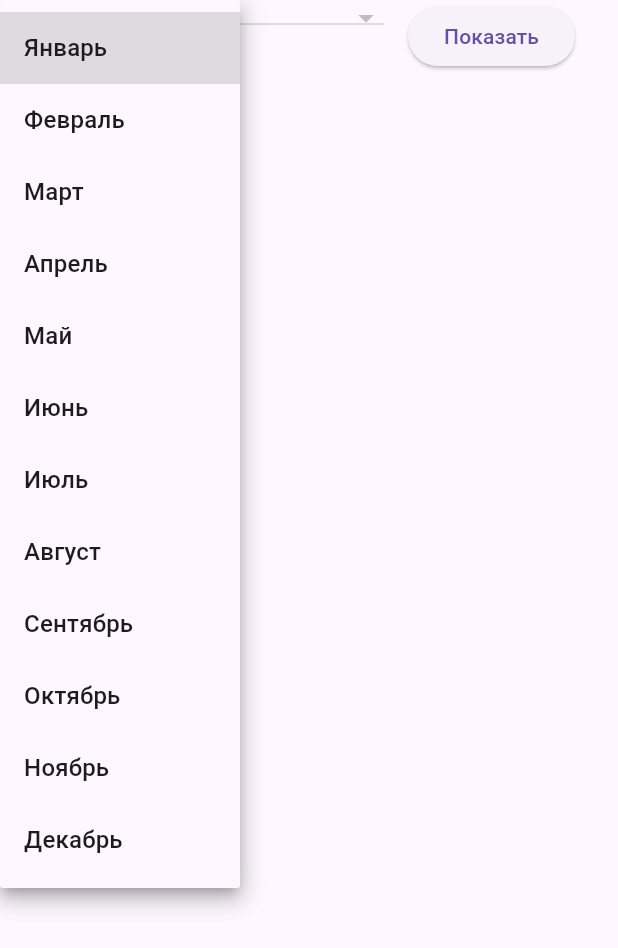
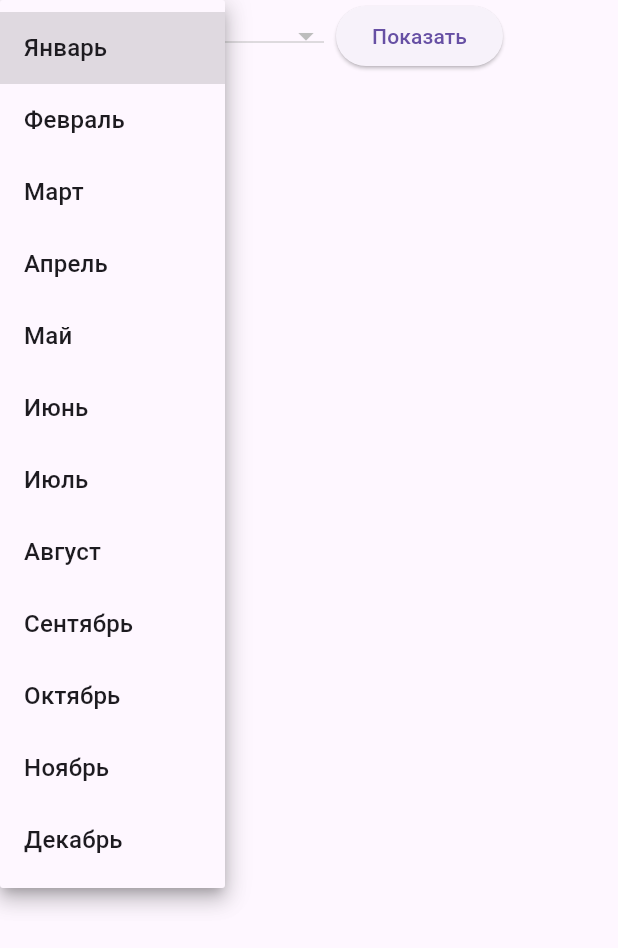
Before and after one commit to 132u/new_driver_reports_front, a Flutter app: the OperationsFilters widget shown alone on an empty page, opened directly with empty values, after a tap on the "arrow drop down" icon, on a phone screen of 412 x 824 dp. Shown: the top 948 px of the screen. Run offline on Flutter 3.47's test engine with Material 3 defaults, Android fonts, the phone set to English and light mode, and no system bars; our stand-ins replace image_picker, jwt_decoder, shared_preferences; accounts and stored records are empty; network calls fail.

Commit message:
fixed filters

```diff
--- a/lib/core/constants/app_version.dart
+++ b/lib/core/constants/app_version.dart
@@ -2,6 +2,6 @@ import 'package:flutter/foundation.dart';
 
 class AppVersion {
   static String get appVersion {
-    return '2.0.1';
+    return '2.0.2';
   }
 }
--- a/lib/screens/widgets/operations_filters.dart
+++ b/lib/screens/widgets/operations_filters.dart
@@ -39,16 +39,14 @@ class OperationsFilters extends StatelessWidget {
   ];
 
   @override
-  Widget build(BuildContext context) {
-    return Wrap(
-      spacing: 16,
-      runSpacing: 16,
+Widget build(BuildContext context) {
+  return SingleChildScrollView(
+    scrollDirection: Axis.horizontal,
+    child: Row(
       children: [
-
-        // DRIVER
         if (isAdmin)
           SizedBox(
-            width: 220,
+            width: 180,
             child: DropdownButton<String>(
               value: selectedDriverId,
               isExpanded: true,
@@ -56,24 +54,26 @@ class OperationsFilters extends StatelessWidget {
               items: drivers.map<DropdownMenuItem<String>>((d) {
                 return DropdownMenuItem(
                   value: d.id,
-                  child: Text(d.name),
+                  child: Text(
+                    d.name,
+                    overflow: TextOverflow.ellipsis,
+                  ),
                 );
               }).toList(),
               onChanged: onDriverChanged,
             ),
           ),
 
-        // MONTH
+        const SizedBox(width: 8),
+
         SizedBox(
-          width: 120,
+          width: 110,
           child: DropdownButton<int>(
             value: selectedMonth,
             isExpanded: true,
             items: List.generate(12, (index) {
-              final monthNumber = index + 1;
-
               return DropdownMenuItem(
-                value: monthNumber,
+                value: index + 1,
                 child: Text(monthNames[index]),
               );
             }),
@@ -83,9 +83,10 @@ class OperationsFilters extends StatelessWidget {
           ),
         ),
 
-        // YEAR
+        const SizedBox(width: 8),
+
         SizedBox(
-          width: 120,
+          width: 90,
           child: DropdownButton<int>(
             value: selectedYear,
             isExpanded: true,
@@ -101,12 +102,14 @@ class OperationsFilters extends StatelessWidget {
           ),
         ),
 
-        // BUTTON
+        const SizedBox(width: 8),
+
         ElevatedButton(
           onPressed: onApply,
           child: const Text('Показать'),
         ),
       ],
-    );
-  }
+    ),
+  );
 }
+}
```
